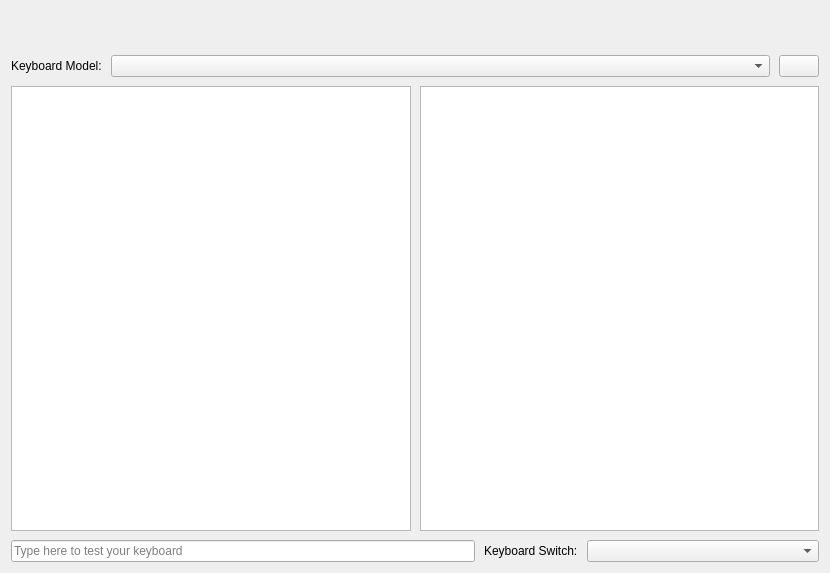
The window that src/modules/keyboard/KeyboardPage.ui (calamares/calamares) describes before a commit, drawn with Qt 5.
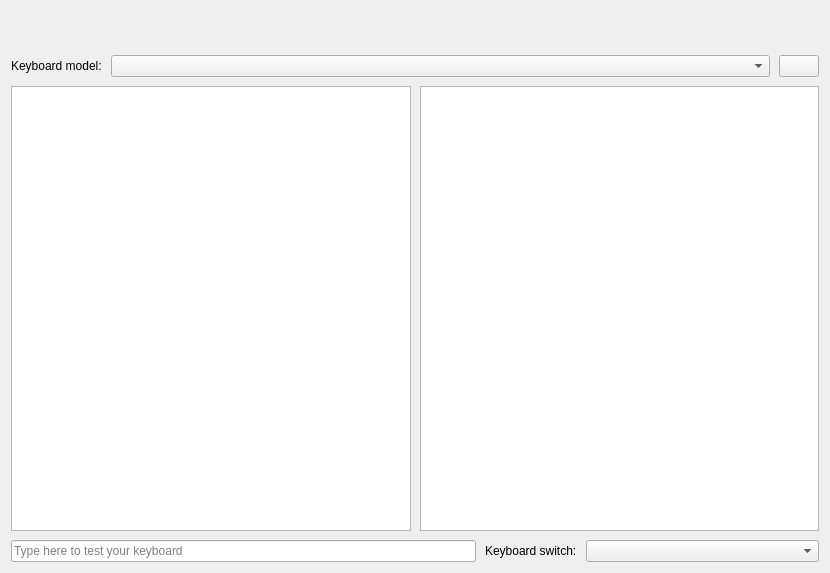
The same window after the commit. Icons and pictures are not drawn.

```diff
--- a/src/modules/keyboard/KeyboardPage.ui
+++ b/src/modules/keyboard/KeyboardPage.ui
@@ -71,7 +71,7 @@
      <item>
       <widget class="QLabel" name="label">
        <property name="text">
-        <string>Keyboard Model:</string>
+        <string>Keyboard model:</string>
        </property>
       </widget>
      </item>
@@ -150,7 +150,7 @@
      <item>
       <widget class="QLabel" name="label_2">
        <property name="text">
-        <string>Keyboard Switch:</string>
+        <string>Keyboard switch:</string>
        </property>
       </widget>
      </item>
```
